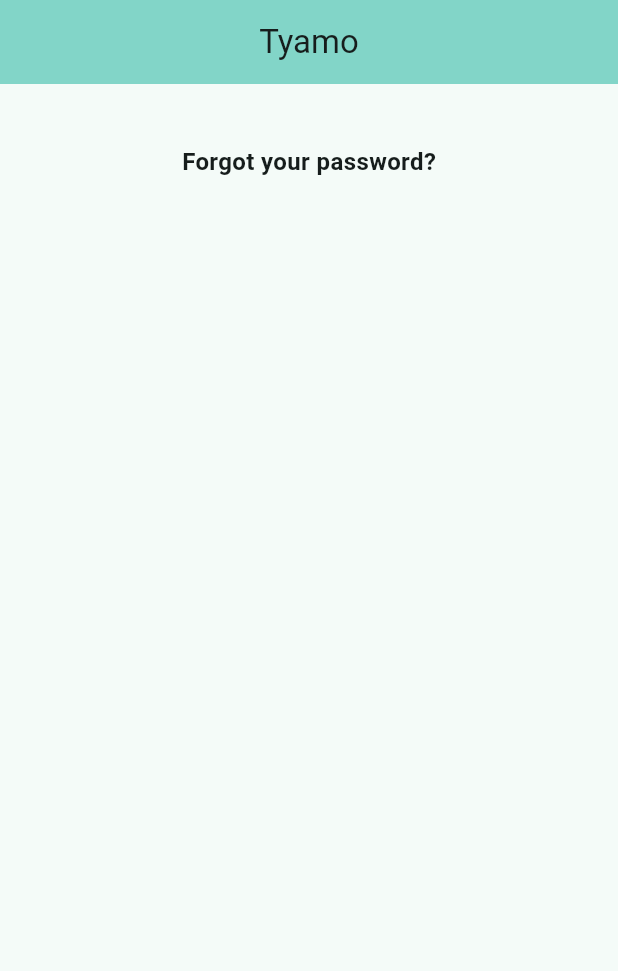
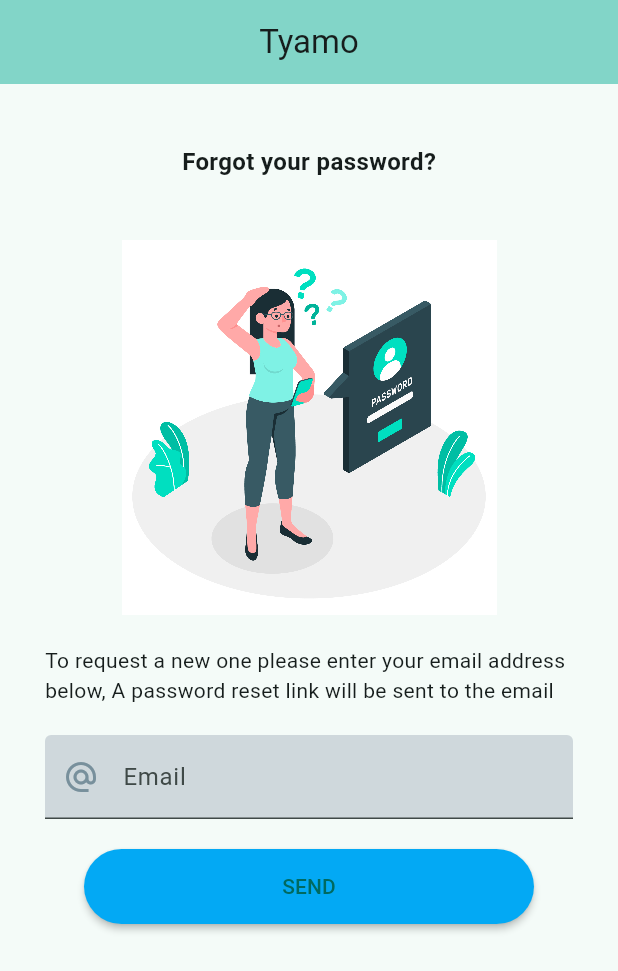
Before and after one commit to mjk22071998/tyamo, a Flutter app: the screen it shows after launch, on a phone screen of 412 x 824 dp. Shown: the top 971 px of the screen. Run offline on Flutter 3.47's test engine with Material 3 defaults, Android fonts, the light colour scheme and no system bars; our stand-ins replace rounded_loading_button_plus.

Commit message:
forgot password complete

```diff
--- a/lib/views/auth/forgot_password.dart
+++ b/lib/views/auth/forgot_password.dart
@@ -1,9 +1,29 @@
+import 'dart:async';
+
 import 'package:flutter/material.dart';
+import 'package:rounded_loading_button_plus/rounded_loading_button.dart';
 import 'package:tyamo/views/widgets/appbar.dart';
 import 'package:tyamo/views/widgets/heading.dart';
+import 'package:tyamo/views/widgets/textfield.dart';
 
 class ForgotPassword extends StatelessWidget {
-  const ForgotPassword({super.key});
+  final RoundedLoadingButtonController _btnController =
+      RoundedLoadingButtonController();
+
+  ForgotPassword({super.key});
+
+  void success() {
+    Timer(const Duration(seconds: 3), () {
+      _btnController.success();
+      reset();
+    });
+  }
+
+  void reset() {
+    Timer(const Duration(seconds: 3), () {
+      _btnController.reset();
+    });
+  }
 
   @override
   Widget build(BuildContext context) {
@@ -13,11 +33,41 @@ class ForgotPassword extends StatelessWidget {
           child: Container(
         margin: const EdgeInsets.only(top: 40),
         padding: const EdgeInsets.symmetric(horizontal: 30),
-        child: const Center(
+        child: Center(
           child: Column(
-            crossAxisAlignment: CrossAxisAlignment.center,
+            crossAxisAlignment: CrossAxisAlignment.stretch,
             children: [
-              Heading(mainText: "Forgot your password?", subText: ""),
+              const Heading(mainText: "Forgot your password?", subText: ""),
+              Container(
+                margin: const EdgeInsets.symmetric(vertical: 20),
+                height: 250,
+                width: 250,
+                child: Image.asset(
+                  "assets/images/fg_password.jpg",
+                  filterQuality: FilterQuality.high,
+                ),
+              ),
+              const Text(
+                  "To request a new one please enter your email address below, A password reset link will be sent to the email"),
+              const SizedBox(
+                height: 20,
+              ),
+              const MyTextField(
+                label: "Email",
+                obscureText: false,
+                inputType: TextInputType.emailAddress,
+                icon: Icons.alternate_email,
+              ),
+              const SizedBox(
+                height: 20,
+              ),
+              RoundedLoadingButton(
+                controller: _btnController,
+                onPressed: () {
+                  success();
+                },
+                child: const Text("SEND"),
+              )
             ],
           ),
         ),
--- a/pubspec.yaml
+++ b/pubspec.yaml
@@ -62,6 +62,7 @@ flutter:
   # To add assets to your application, add an assets section, like this:
   assets:
     - assets/images/ic_launcher.png
+    - assets/images/fg_password.jpg
 
   # An image asset can refer to one or more resolution-specific "variants", see
   # https://flutter.dev/assets-and-images/#resolution-aware
```
Also changed, not shown: assets/images/fg_password.jpg (added).
